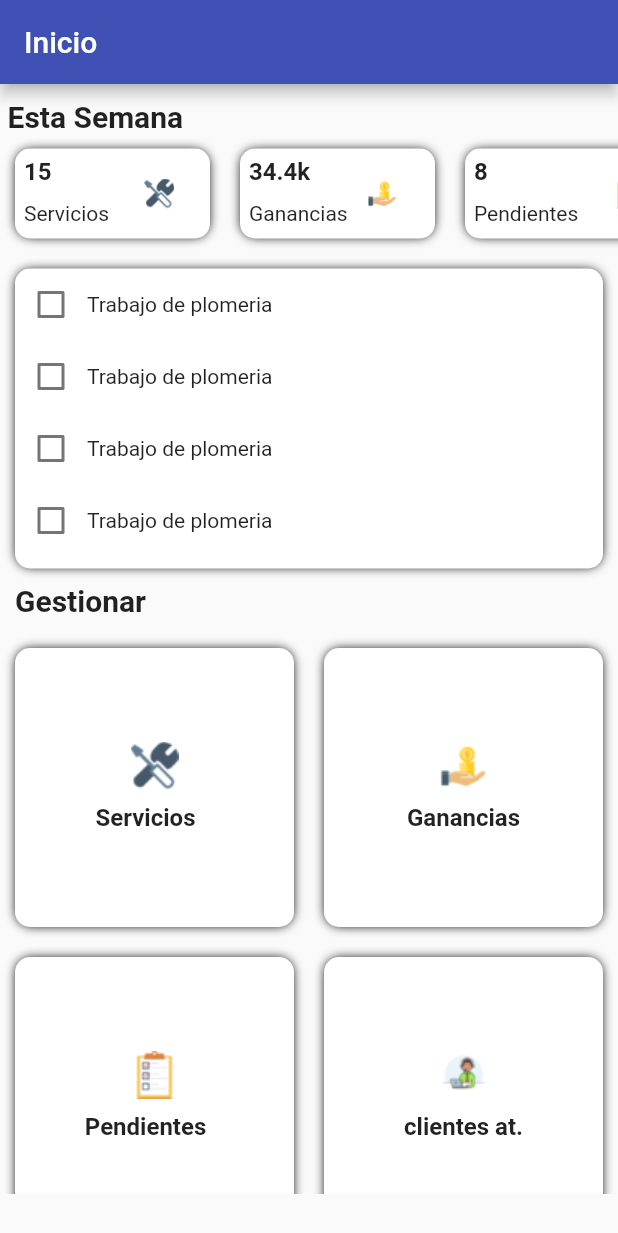
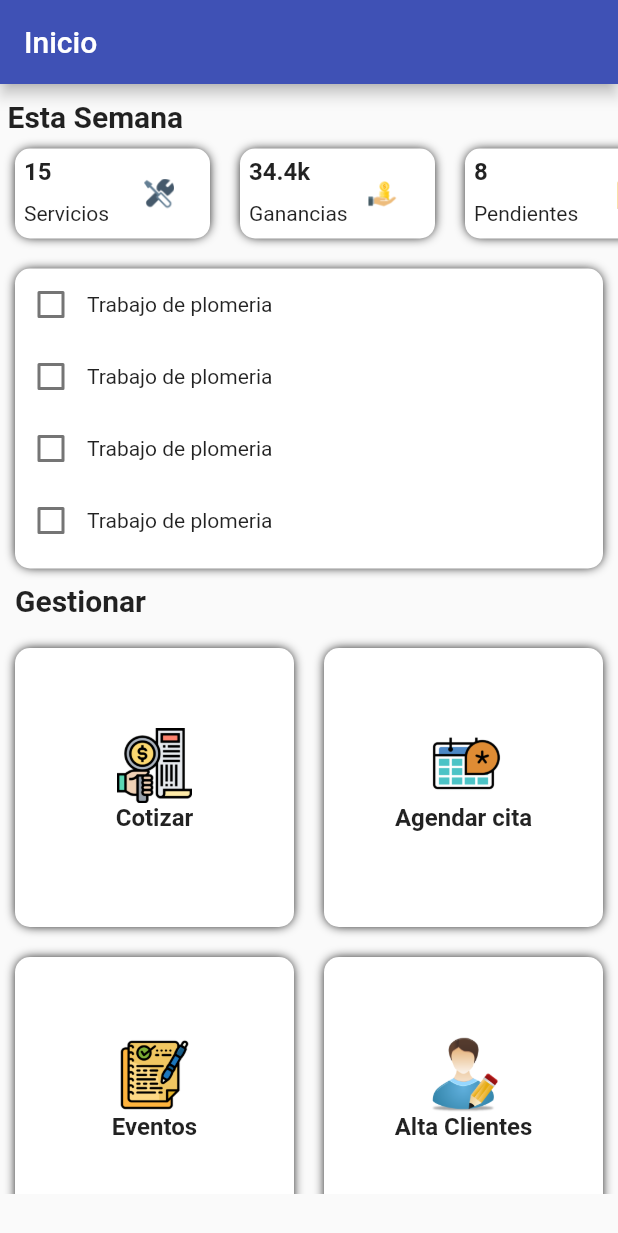
Before and after one commit to zayser99/ServicesManagerApp, a Flutter app: the screen it shows after launch, on a phone screen of 412 x 824 dp. Shown: the top 1233 px of the screen. Run offline on Flutter 3.47's test engine with Material 2 defaults, Android fonts, the phone set to English and light mode, and no system bars.

```diff
--- a/lib/widgets/big_card.dart
+++ b/lib/widgets/big_card.dart
@@ -34,7 +34,7 @@ class BigCard extends StatelessWidget {
         mainAxisAlignment: MainAxisAlignment.center,
         children: [
           Image(
-            image: AssetImage('assets/icons/$toImage'),
+            image: AssetImage('$toImage'),
             width: 50,
             height: 50,
           ),
--- a/lib/widgets/gestionar.dart
+++ b/lib/widgets/gestionar.dart
@@ -27,22 +27,26 @@ class Gestionar extends StatelessWidget {
             crossAxisSpacing: 20,
             scrollDirection: Axis.vertical,
             children: const [
-              BigCard(title: 'Servicios   ', toImage: 'servicios.png'),
-              BigCard(title: 'Ganancias', toImage: 'ganancias.png'),
-              BigCard(title: 'Pendientes   ', toImage: 'pendientes.png'),
-              BigCard(title: 'clientes at.', toImage: 'clientes1.png'),
-              BigCard(title: 'Servicios   ', toImage: 'servicios.png'),
-              BigCard(title: 'Ganancias', toImage: 'ganancias.png'),
-              BigCard(title: 'Pendientes   ', toImage: 'pendientes.png'),
-              BigCard(title: 'clientes at.', toImage: 'clientes1.png'),
-              BigCard(title: 'Servicios   ', toImage: 'servicios.png'),
-              BigCard(title: 'Ganancias', toImage: 'ganancias.png'),
-              BigCard(title: 'Pendientes   ', toImage: 'pendientes.png'),
-              BigCard(title: 'clientes at.', toImage: 'clientes1.png'),
-              BigCard(title: 'Servicios   ', toImage: 'servicios.png'),
-              BigCard(title: 'Ganancias', toImage: 'ganancias.png'),
-              BigCard(title: 'Pendientes   ', toImage: 'pendientes.png'),
-              BigCard(title: 'clientes at.', toImage: 'clientes1.png'),
+              BigCard(
+                title: 'Cotizar',
+                toImage: 'assets/big_icon/cotizar.png',
+              ),
+              BigCard(
+                title: 'Agendar cita',
+                toImage: 'assets/big_icon/citas.png',
+              ),
+              BigCard(
+                title: 'Eventos',
+                toImage: 'assets/big_icon/eventos.png',
+              ),
+              BigCard(
+                title: 'Alta Clientes',
+                toImage: 'assets/big_icon/clientes.png',
+              ),
+              BigCard(
+                title: 'Alta Servicios',
+                toImage: 'assets/big_icon/servicios.png',
+              ),
             ],
           ),
         ),
--- a/lib/widgets/mini_card.dart
+++ b/lib/widgets/mini_card.dart
@@ -46,7 +46,7 @@ class MiniCard extends StatelessWidget {
           ),
           const SizedBox(width: 13),
           Image(
-            image: AssetImage('assets/icons/$toImage'),
+            image: AssetImage('$toImage'),
             width: 20,
             height: 20,
           ),
--- a/lib/widgets/this_week.dart
+++ b/lib/widgets/this_week.dart
@@ -23,16 +23,28 @@ class ThisWeek extends StatelessWidget {
             scrollDirection: Axis.horizontal,
             children: const [
               MiniCard(
-                  title: 'Servicios   ', toImage: 'servicios.png', dato: '15'),
+                title: 'Servicios   ',
+                toImage: 'assets/icons/servicios.png',
+                dato: '15',
+              ),
               SizedBox(width: 20),
               MiniCard(
-                  title: 'Ganancias', toImage: 'ganancias.png', dato: '34.4k'),
+                title: 'Ganancias',
+                toImage: 'assets/icons/ganancias.png',
+                dato: '34.4k',
+              ),
               SizedBox(width: 20),
               MiniCard(
-                  title: 'Pendientes   ', toImage: 'pendientes.png', dato: '8'),
+                title: 'Pendientes   ',
+                toImage: 'assets/icons/pendientes.png',
+                dato: '8',
+              ),
               SizedBox(width: 20),
               MiniCard(
-                  title: 'clientes at.', toImage: 'clientes1.png', dato: '15'),
+                title: 'clientes at.',
+                toImage: 'assets/icons/clientes1.png',
+                dato: '15',
+              ),
             ],
           ),
         ),
--- a/pubspec.yaml
+++ b/pubspec.yaml
@@ -60,6 +60,7 @@ flutter:
   # To add assets to your application, add an assets section, like this:
   assets:
    - assets/icons/
+   - assets/big_icon/
   # An image asset can refer to one or more resolution-specific "variants", see
   # https://flutter.dev/assets-and-images/#resolution-aware.
 
```
Also changed, not shown: assets/big_icon/citas.png (added), assets/big_icon/clie.png (added), assets/big_icon/clientes.png (added), assets/big_icon/cotizar.png (added), assets/big_icon/eventos.png (added), assets/big_icon/servicios.png (added).
